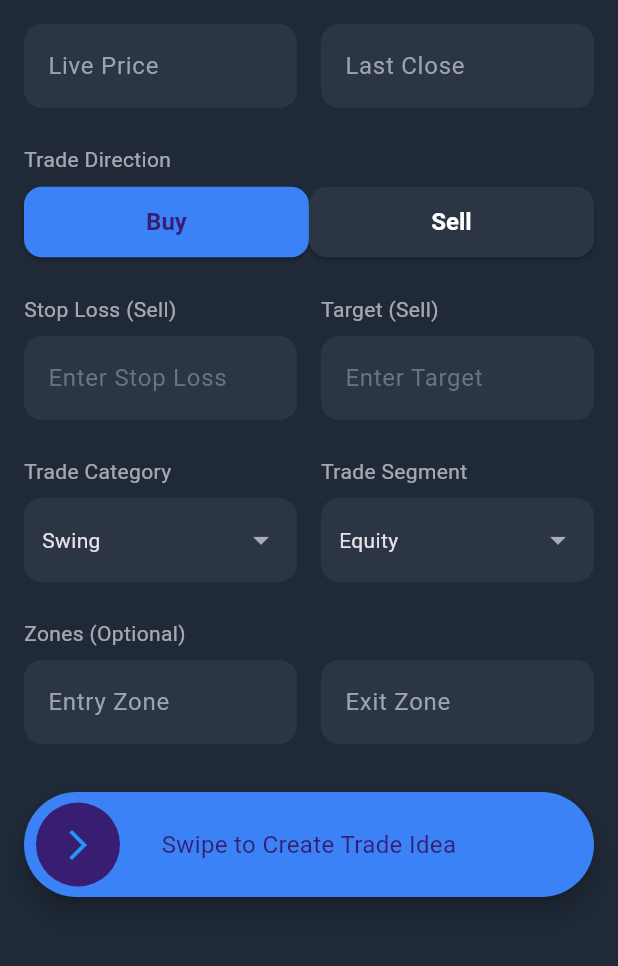
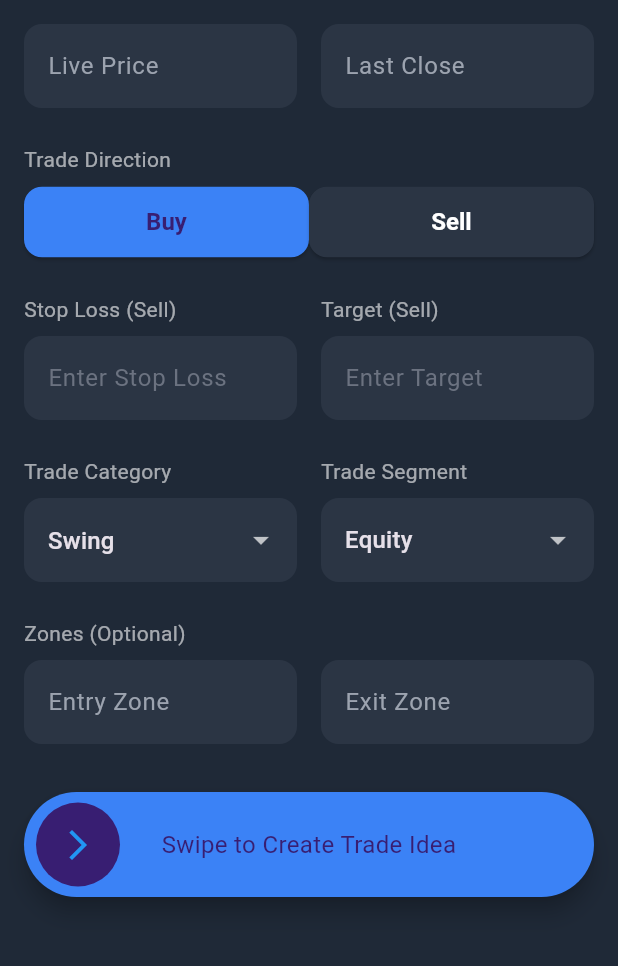
Before and after one commit to lakshya076/signaldesk-apps, a Flutter app: the CreateTradeCardScreen screen opened directly, on a phone screen of 412 x 824 dp, the part 150-1116 px from its top. Run offline on Flutter 3.47's test engine with Material 3 defaults, Android fonts, the phone set to English and light mode, and no system bars; drawn by our look-alikes of slide_to_act; our stand-ins replace shared_preferences, supabase_flutter; accounts and stored records are empty.

Commit message:
Added multiple trade categories

```diff
--- a/advisor/lib/screens/trades/create_trade_card_screen.dart
+++ b/advisor/lib/screens/trades/create_trade_card_screen.dart
@@ -5,7 +5,6 @@ import 'package:signaldesk_advisor/screens/advisor_main_screen.dart';
 import 'package:signaldesk_advisor/screens/watchlist/search_screen.dart';
 import 'package:signaldesk_advisor/models/stock.dart';
 import 'package:signaldesk_advisor/services/api_service.dart';
-
 
 class CreateTradeCardScreen extends StatefulWidget {
   final Stock? preselectedStock;
@@ -33,6 +32,18 @@ class _CreateTradeCardScreenState extends State<CreateTradeCardScreen> {
   bool _isLoadingPrice = false;
   Timer? _priceTimer;
   final ApiService _apiService = ApiService();
+
+  final List<String> _tradeCategories = [
+    'Swing',
+    'Intraday',
+    'Short Term',
+    'Medium Term',
+    'Long Term',
+  ];
+  final List<String> _tradeSegments = ['Equity'];
+
+  String _selectedCategory = 'Swing';
+  String _selectedSegment = 'Equity';
 
   @override
   void initState() {
@@ -153,8 +164,8 @@ class _CreateTradeCardScreenState extends State<CreateTradeCardScreen> {
         "stop_loss": double.parse(_stopLossController.text),
         "target": double.parse(_targetController.text),
         "trade_direction": _tradeDirection,
-        "trade_category": "Swing",
-        "trade_segment": "Equity",
+        "trade_category": _selectedCategory,
+        "trade_segment": _selectedSegment,
         "entry_zone": _entryZoneController.text,
         "exit_zone": _exitZoneController.text,
       };
@@ -167,9 +178,9 @@ class _CreateTradeCardScreenState extends State<CreateTradeCardScreen> {
             content: Text('Trade card created successfully with live prices!'),
           ),
         );
-        context
-            .findAncestorStateOfType<AdvisorMainScreenState>()
-            ?.onItemTapped(0);
+        context.findAncestorStateOfType<AdvisorMainScreenState>()?.onItemTapped(
+          0,
+        );
       }
     } catch (e) {
       if (mounted) {
@@ -361,9 +372,56 @@ class _CreateTradeCardScreenState extends State<CreateTradeCardScreen> {
             ),
             Row(
               children: [
-                Expanded(child: _buildDropdownPlaceholder('Swing')),
+                Expanded(
+                  child: DropdownButtonFormField<String>(
+                    value: _selectedCategory,
+                    items:
+                        _tradeCategories.map((String category) {
+                          return DropdownMenuItem<String>(
+                            value: category,
+                            child: Text(category),
+                          );
+                        }).toList(),
+                    onChanged: (String? newValue) {
+                      setState(() {
+                        _selectedCategory = newValue!;
+                      });
+                    },
+                    decoration: const InputDecoration(
+                      hintText: 'Select Category',
+                      contentPadding: EdgeInsets.symmetric(
+                        horizontal: 12,
+                        vertical: 16,
+                      ),
+                    ),
+                    validator: (value) => value == null ? 'Required' : null,
+                  ),
+                ),
                 const SizedBox(width: 16),
-                Expanded(child: _buildDropdownPlaceholder('Equity')),
+                Expanded(
+                  child: DropdownButtonFormField<String>(
+                    value: _selectedSegment,
+                    items:
+                        _tradeSegments.map((String segment) {
+                          return DropdownMenuItem<String>(
+                            value: segment,
+                            child: Text(segment),
+                          );
+                        }).toList(),
+                    onChanged: (String? newValue) {
+                      setState(() {
+                        _selectedSegment = newValue!;
+                      });
+                    },
+                    decoration: const InputDecoration(
+                      contentPadding: EdgeInsets.symmetric(
+                        horizontal: 12,
+                        vertical: 16,
+                      ),
+                    ),
+                    validator: (value) => value == null ? 'Required' : null,
+                  ),
+                ),
               ],
             ),
             const SizedBox(height: 24),
@@ -446,25 +504,4 @@ class _CreateTradeCardScreenState extends State<CreateTradeCardScreen> {
       child: Text(direction),
     );
   }
-
-  Widget _buildDropdownPlaceholder(String hint) {
-    final theme = Theme.of(context);
-    return Container(
-      padding: const EdgeInsets.symmetric(horizontal: 12, vertical: 16),
-      decoration: BoxDecoration(
-        color: theme.inputDecorationTheme.fillColor,
-        borderRadius: BorderRadius.circular(12),
-      ),
-      child: Row(
-        mainAxisAlignment: MainAxisAlignment.spaceBetween,
-        children: [
-          Text(
-            hint,
-            style: TextStyle(color: theme.textTheme.bodyMedium?.color),
-          ),
-          Icon(Icons.arrow_drop_down, color: theme.hintColor),
-        ],
-      ),
-    );
 }
-}
```
Lines whose indentation alone changed are shown as unchanged.
